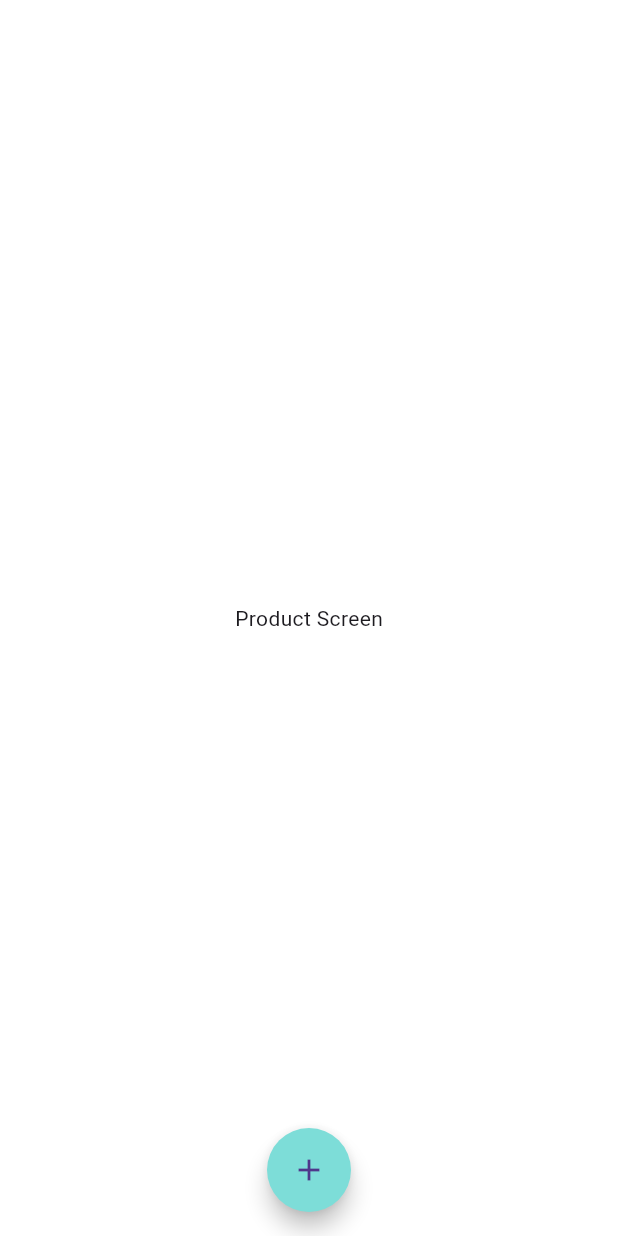
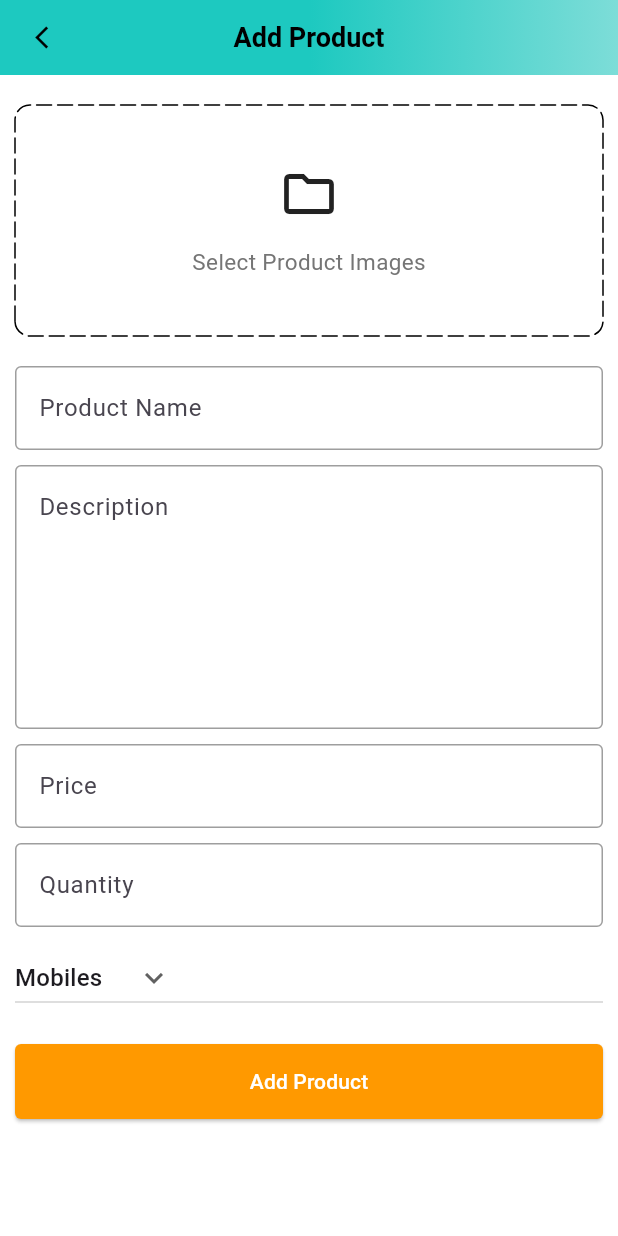
Before and after one commit to PushkarGB/amazon-clone-flutter, a Flutter app: the ProductScreen screen opened directly, after a tap on the "add" icon, on a phone screen of 412 x 824 dp. Run offline on Flutter 3.47's test engine with Material 3 defaults, Android fonts, the light colour scheme and no system bars; drawn by our look-alikes of dotted_border; our stand-ins replace badges, carousel_slider, shared_preferences; accounts and stored records are empty.

Commit message:
feat(admin): add product creation screen, route mapping, and FAB-triggered navigation

```diff
--- /dev/null
+++ b/lib/features/admin/screens/add_product_screen.dart
@@ -0,0 +1,147 @@
+import 'package:amazon_clone/common/widgets/custom_button.dart';
+import 'package:amazon_clone/common/widgets/custom_textField.dart';
+import 'package:amazon_clone/constants/global_variables.dart';
+import 'package:dotted_border/dotted_border.dart';
+import 'package:flutter/material.dart';
+
+class AddProductScreen extends StatefulWidget {
+  static const String routeName = '/admin/add_product';
+  const AddProductScreen({super.key});
+
+  @override
+  State<AddProductScreen> createState() => _AddProductScreenState();
+}
+
+class _AddProductScreenState extends State<AddProductScreen> {
+  final TextEditingController _productNameController = TextEditingController();
+  final TextEditingController _priceController = TextEditingController();
+  final TextEditingController _quantityController = TextEditingController();
+  final TextEditingController _descriptionController = TextEditingController();
+
+  String category = "Mobiles";
+
+  @override
+  void dispose() {
+    super.dispose();
+    _priceController.dispose();
+    _productNameController.dispose();
+    _quantityController.dispose();
+    _descriptionController.dispose();
+  }
+
+  @override
+  Widget build(BuildContext context) {
+
+    List<String> productCategories = GlobalVariables.categoryImages.map((i) {
+      return i['title']!;
+    }).toList();
+
+    return Scaffold(
+      appBar: PreferredSize(
+        preferredSize: const Size.fromHeight(50),
+        child: AppBar(
+          flexibleSpace: Container(
+            decoration: const BoxDecoration(
+              gradient: GlobalVariables.appBarGradient,
+            ),
+          ),
+          title: Text(
+            "Add Product",
+            style: TextStyle(
+              color: Colors.black,
+              fontWeight: FontWeight.w600,
+              fontSize: 18,
+            ),
+          ),
+          centerTitle: true,
+          // automaticallyImplyLeading: true,
+          // automaticallyImplyActions: true, --> these are by default true and because them we see that back arrow which performs Navigator.pop() on press
+          leading: Icon(Icons.arrow_back_ios_outlined, size: 18),
+        ),
+      ),
+      body: SingleChildScrollView(
+        child: Form(
+          child: Padding(
+            padding: const EdgeInsets.symmetric(horizontal: 10),
+            child: Column(
+              children: [
+                const SizedBox(height: 20),
+                DottedBorder(
+                  options: RoundedRectDottedBorderOptions(
+                    radius: const Radius.circular(10),
+                    dashPattern: [10, 4],
+                    strokeCap: StrokeCap.round,
+                  ),
+                  child: Container(
+                    width: double.infinity,
+                    height: 150,
+                    decoration: BoxDecoration(
+                      borderRadius: BorderRadius.circular(10),
+                    ),
+                    child: Column(
+                      mainAxisAlignment: MainAxisAlignment.center,
+                      children: [
+                        const Icon(Icons.folder_outlined, size: 40),
+                        SizedBox(height: 15),
+                        Text(
+                          "Select Product Images",
+                          style: TextStyle(
+                            color: Colors.grey[600],
+                            fontSize: 15,
+                          ),
+                        ),
+                      ],
+                    ),
+                  ),
+                ),
+                const SizedBox(height: 20),
+                CustomTextField(
+                  controller: _productNameController,
+                  hintText: "Product Name",
+                ),
+                const SizedBox(height: 10),
+                CustomTextField(
+                  controller: _descriptionController,
+                  hintText: "Description",
+                  maxLines: 6,
+                ),
+                SizedBox(height: 10),
+                CustomTextField(
+                  controller: _priceController,
+                  hintText: "Price",
+                ),
+                SizedBox(height: 10),
+                CustomTextField(
+                  controller: _quantityController,
+                  hintText: "Quantity",
+                ),
+                const SizedBox(height: 10,),
+                SizedBox(
+                  width: double.infinity,
+                  child: DropdownButton(
+                    value: category,
+                    icon: Icon(Icons.keyboard_arrow_down),
+                    items: productCategories.map((String item) {
+                      return DropdownMenuItem(
+                        value: item,
+                        child: Text(item)
+                        );
+                    }).toList(),
+                    onChanged: (String? newVal) {
+                      setState(() {
+                        category = newVal!;
+                      });
+                    },
+                  ),
+                ),
+                const SizedBox(height: 20),
+                CustomButton(text: "Add Product", onTap: () {}),
+                const SizedBox(height: 10),
+              ],
+            ),
+          ),
+        ),
+      ),
+    );
+  }
+}
--- a/lib/features/admin/views/product_screen.dart
+++ b/lib/features/admin/views/product_screen.dart
@@ -1,3 +1,4 @@
+import 'package:amazon_clone/features/admin/screens/add_product_screen.dart';
 import 'package:flutter/material.dart';
 
 class ProductScreen extends StatefulWidget {
@@ -16,7 +17,7 @@ class _ProductScreenState extends State<ProductScreen> {
         backgroundColor: const Color.fromARGB(255, 125, 221, 216),
         shape: RoundedRectangleBorder(borderRadius: BorderRadius.circular(40)),
         tooltip: "Add a Product",
-        onPressed: () {},
+        onPressed: () => Navigator.pushNamed(context, AddProductScreen.routeName),
         child: Icon(Icons.add),
       ),
       floatingActionButtonLocation: FloatingActionButtonLocation.centerFloat,
--- a/lib/router.dart
+++ b/lib/router.dart
@@ -1,5 +1,6 @@
 
 import 'package:amazon_clone/common/widgets/bottom_bar.dart';
+import 'package:amazon_clone/features/admin/screens/add_product_screen.dart';
 import 'package:amazon_clone/features/auth/screens/auth_screen.dart';
 import 'package:amazon_clone/features/home/screens/home_screen.dart';
 import 'package:flutter/material.dart';
@@ -21,6 +22,11 @@ Route<dynamic> generateRoute(RouteSettings routeSettings){
         settings: routeSettings,
         builder: (_)=> const BottomBar()
         );
+    case AddProductScreen.routeName :
+      return MaterialPageRoute(
+        settings: routeSettings,
+        builder: (_)=> const AddProductScreen()
+        );
     default :
       return MaterialPageRoute(
         settings: routeSettings,
```
